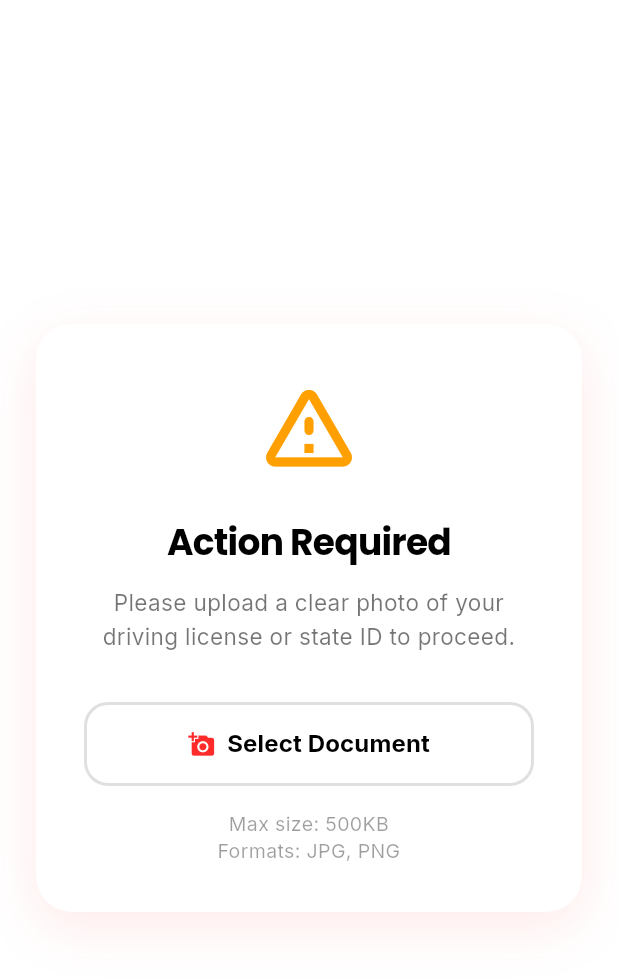
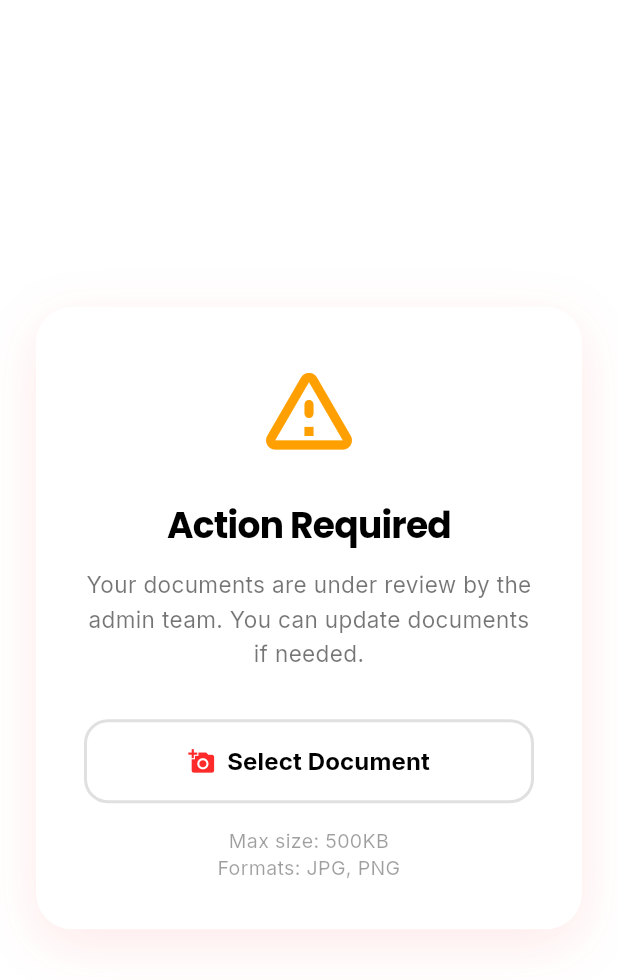
Before and after one commit to anupamkushwaha85/emergency108, a Flutter app: the VerificationPendingView widget shown alone on an empty page, opened directly with empty values, on a phone screen of 412 x 824 dp. Shown: the top 980 px of the screen. Run offline on Flutter 3.47's test engine with Material 3 defaults, Android fonts, the phone set to English and light mode, and no system bars; our stand-ins replace dio, firebase_core, firebase_messaging, flutter_contacts, flutter_local_notifications, flutter_riverpod and 10 more; missing offline and left inert: stomp_dart_client; accounts and stored records are empty; network calls fail; project files that could hold a hidden picture were left out.

Commit message:
feat: enhance verification process with detailed status and document handling

```diff
--- a/lib/features/driver/presentation/widgets/verification_pending_view.dart
+++ b/lib/features/driver/presentation/widgets/verification_pending_view.dart
@@ -4,14 +4,20 @@ import 'package:flutter/material.dart';
 import 'package:flutter_riverpod/flutter_riverpod.dart';
 import 'package:google_fonts/google_fonts.dart';
 import 'package:image_picker/image_picker.dart';
-import 'package:go_router/go_router.dart';
 import '../../data/driver_repository.dart';
 import '../../../../core/theme/app_theme.dart';
 
 class VerificationPendingView extends ConsumerStatefulWidget {
   final String verificationStatus;
+  final bool hasUploadedDocument;
+  final Future<void> Function()? onStatusRefresh;
 
-  const VerificationPendingView({super.key, required this.verificationStatus});
+  const VerificationPendingView({
+    super.key,
+    required this.verificationStatus,
+    required this.hasUploadedDocument,
+    this.onStatusRefresh,
+  });
 
   @override
   ConsumerState<VerificationPendingView> createState() => _VerificationPendingViewState();
@@ -131,18 +137,9 @@ class _VerificationPendingViewState extends ConsumerState<VerificationPendingVie
            _selectedImage = null;
         });
 
-        // Refresh the app's state to reflect the PENDING status instead of missing/rejected.
-        // The driver layout or router will fetch the new status on rebuild.
-        // An easy way to force a fresh fetch is to just pop and push the branch again,
-        // or since it's a GoRouter setup, potentially just calling refresh() if auth provider handles it.
-        // As a safe fallback, push a quick replacement to reload the widget tree.
-        ref.invalidate(driverRepositoryProvider); // Invalidate provider if caching is used
-        Future.delayed(const Duration(milliseconds: 500), () {
-          if (mounted) {
-            // This forces a rebuild of the shell route / bottom nav ensuring a fresh status fetch
-            context.go('/driver/home');
-          }
-        });
+        if (widget.onStatusRefresh != null) {
+          await widget.onStatusRefresh!();
+        }
       }
     } catch (e) {
       if (mounted) {
@@ -162,7 +159,24 @@ class _VerificationPendingViewState extends ConsumerState<VerificationPendingVie
 
   @override
   Widget build(BuildContext context) {
-    final bool isActionRequired = widget.verificationStatus != 'PENDING' && widget.verificationStatus != 'VERIFIED';
+    final status = widget.verificationStatus.toUpperCase();
+    final isVerified = status == 'VERIFIED';
+    final isRejected = status == 'REJECTED';
+    final hasDocument = widget.hasUploadedDocument;
+    final needsInitialUpload = status == 'PENDING' && !hasDocument;
+    final isUnderReview = status == 'PENDING' && hasDocument;
+    final isActionRequired = !isVerified && !isUnderReview;
+
+    final title = isUnderReview ? 'Verification Pending' : (isActionRequired ? 'Action Required' : 'Verification Pending');
+    final description = isRejected
+      ? 'Your previous document was not approved. Please upload a clearer document to continue.'
+      : (needsInitialUpload
+        ? 'Upload your driving license or government ID to start verification.'
+        : 'Your documents are under review by the admin team. You can update documents if needed.');
+
+    final selectButtonText = isUnderReview
+      ? 'Update Documents'
+      : (needsInitialUpload ? 'Upload Documents' : 'Select Document');
 
     return Center(
       child: SingleChildScrollView(
@@ -192,7 +206,7 @@ class _VerificationPendingViewState extends ConsumerState<VerificationPendingVie
                const SizedBox(height: 24),
 
                Text(
-                 isActionRequired ? 'Action Required' : 'Verification Pending',
+                 title,
                  style: GoogleFonts.poppins(
                    color: AppTheme.black,
                    fontSize: 24,
@@ -204,9 +218,7 @@ class _VerificationPendingViewState extends ConsumerState<VerificationPendingVie
                const SizedBox(height: 12),
 
                Text(
-                  isActionRequired
-                      ? "Please upload a clear photo of your driving license or state ID to proceed."
-                      : "Your account is currently under review by our administration team. Please check back shortly.",
+                  description,
                   textAlign: TextAlign.center,
                   style: GoogleFonts.inter(
                     color: Colors.black54,
@@ -261,11 +273,11 @@ class _VerificationPendingViewState extends ConsumerState<VerificationPendingVie
                  Column(
                    crossAxisAlignment: CrossAxisAlignment.stretch,
                    children: [
-                     if (_selectedImage == null && isActionRequired)
+                     if (_selectedImage == null && !isVerified)
                        ElevatedButton.icon(
                          onPressed: _showPickerOptions,
                          icon: Icon(Icons.add_a_photo, color: AppTheme.primaryRed),
-                         label: const Text('Select Document'),
+                         label: Text(selectButtonText),
                          style: ElevatedButton.styleFrom(
                            backgroundColor: AppTheme.white,
                            foregroundColor: AppTheme.black,
@@ -290,7 +302,7 @@ class _VerificationPendingViewState extends ConsumerState<VerificationPendingVie
                          child: const Text('Submit Document'),
                        ),
 
-                     if (isActionRequired) ...[
+                     if (!isVerified) ...[
                        const SizedBox(height: 16),
                        const Text(
                          "Max size: 500KB\nFormats: JPG, PNG",
```
Also changed, not shown: lib/features/driver/data/driver_repository.dart (+21 -2 lines), lib/features/driver/presentation/screens/driver_home_screen.dart (+8 -2 lines).
